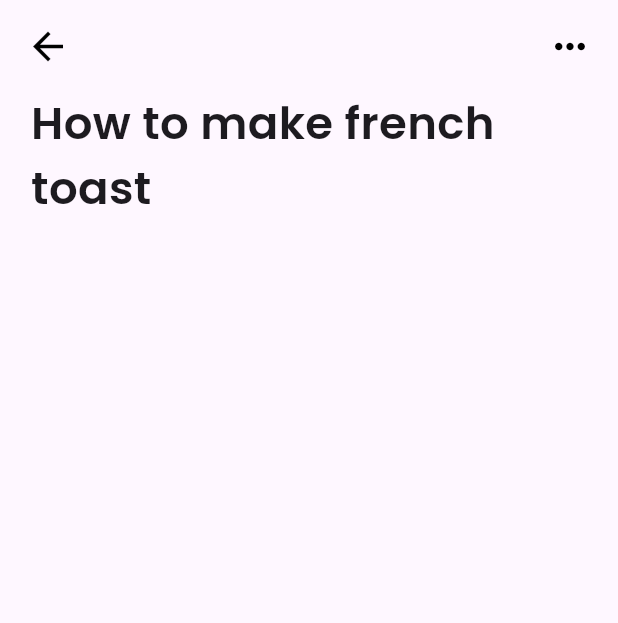
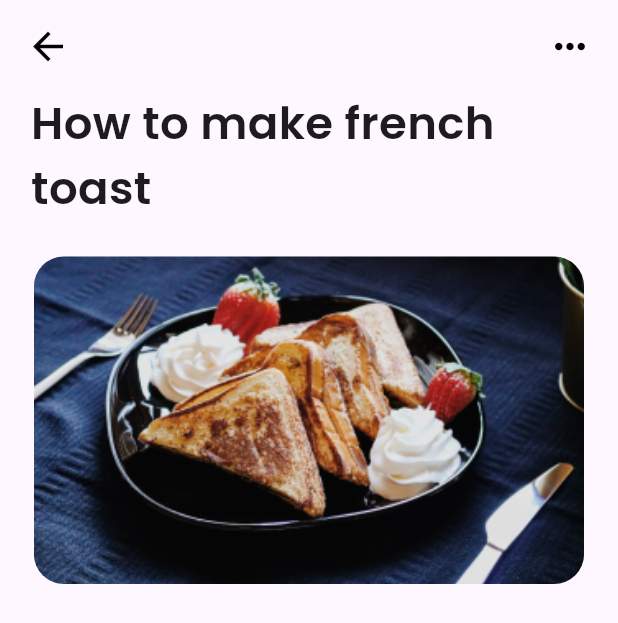
Before and after one commit to Tonyrealzy/Flutter-Food-recipe-project, a Flutter app: the screen it shows after launch, on a phone screen of 412 x 824 dp. Shown: the top 623 px of the screen. Run offline on Flutter 3.47's test engine with Material 3 defaults, Android fonts, the phone set to English and light mode, and no system bars; our stand-ins replace google_fonts.

Commit message:
Just created a widget for the playVideo section and called it in the homepage

```diff
--- a/lib/pages/homepage.dart
+++ b/lib/pages/homepage.dart
@@ -1,6 +1,6 @@
 import 'package:flutter/material.dart';
 import 'package:project/widgets/header.dart';
-import 'package:project/widgets/topButton.dart';
+import 'package:project/widgets/topbutton.dart';
 
 // ignore: must_be_immutable
 class MyHomePage extends StatelessWidget {
@@ -22,12 +22,29 @@ class MyHomePage extends StatelessWidget {
                   horizontal: deviceWidth * 0.05,
                   vertical: deviceHeight * 0.006),
               child: Column(
-                children: [headerSection()],
+                children: [headerSection(), videoSection()],
               ))),
         ));
   }
 
-  Widget imageSection() {
-    return Image.asset();
+  Widget videoSection() {
+    return Padding(
+      padding:
+          const EdgeInsets.only(top: 24.0, left: 2.0, bottom: 8.0, right: 2.0),
+      child: Container(
+        height: deviceHeight * 0.265,
+        width: deviceWidth,
+        decoration: BoxDecoration(
+            image: const DecorationImage(
+              fit: BoxFit.cover,
+              image: AssetImage('assets/images/food.png'),
+            ),
+            borderRadius: BorderRadius.circular(20.0)),
+      ),
+    );
+  }
+
+  Widget playButton() {
+    return Container();
   }
 }
--- a/pubspec.yaml
+++ b/pubspec.yaml
@@ -58,6 +58,12 @@ flutter:
   # included with your application, so that you can use the icons in
   # the material Icons class.
   uses-material-design: true
+  assets:
+    - assets/images/food.png
+    - assets/images/image1.png
+    - assets/images/image2.png
+    - assets/images/image3.png
+    - assets/images/image4.png
 
   # To add assets to your application, add an assets section, like this:
   # assets:
```
Also changed, not shown: assets/images/food.png (added), assets/images/image1.png (added), assets/images/image2.png (added), assets/images/image3.png (added), assets/images/image4.png (added), lib/widgets/video.dart (added).
